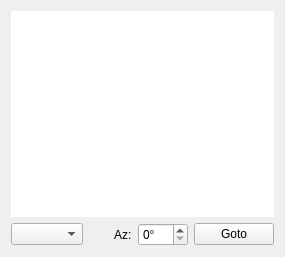
k5mcd/QLog, file ui/RotatorWidget.ui: the form before one commit.
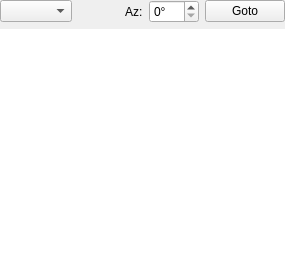
The form after the commit.

Commit message: GUI Unification - profiles position is left upper corner

Diff of the .ui file:
```diff
--- a/ui/RotatorWidget.ui
+++ b/ui/RotatorWidget.ui
@@ -14,22 +14,18 @@
    <string>Form</string>
   </property>
   <layout class="QVBoxLayout" name="verticalLayout">
-   <item>
-    <widget class="QGraphicsView" name="compassView">
-     <property name="focusPolicy">
-      <enum>Qt::ClickFocus</enum>
-     </property>
-     <property name="frameShape">
-      <enum>QFrame::NoFrame</enum>
-     </property>
-     <property name="frameShadow">
-      <enum>QFrame::Plain</enum>
-     </property>
-     <property name="renderHints">
-      <set>QPainter::Antialiasing|QPainter::SmoothPixmapTransform|QPainter::TextAntialiasing</set>
-     </property>
-    </widget>
-   </item>
+   <property name="leftMargin">
+    <number>0</number>
+   </property>
+   <property name="topMargin">
+    <number>0</number>
+   </property>
+   <property name="rightMargin">
+    <number>0</number>
+   </property>
+   <property name="bottomMargin">
+    <number>0</number>
+   </property>
    <item>
     <layout class="QHBoxLayout" name="horizontalLayout">
      <item>
@@ -96,6 +92,22 @@
      </item>
     </layout>
    </item>
+   <item>
+    <widget class="QGraphicsView" name="compassView">
+     <property name="focusPolicy">
+      <enum>Qt::ClickFocus</enum>
+     </property>
+     <property name="frameShape">
+      <enum>QFrame::NoFrame</enum>
+     </property>
+     <property name="frameShadow">
+      <enum>QFrame::Plain</enum>
+     </property>
+     <property name="renderHints">
+      <set>QPainter::Antialiasing|QPainter::SmoothPixmapTransform|QPainter::TextAntialiasing</set>
+     </property>
+    </widget>
+   </item>
   </layout>
  </widget>
  <resources/>
```
The commit also changes 5 other files.
